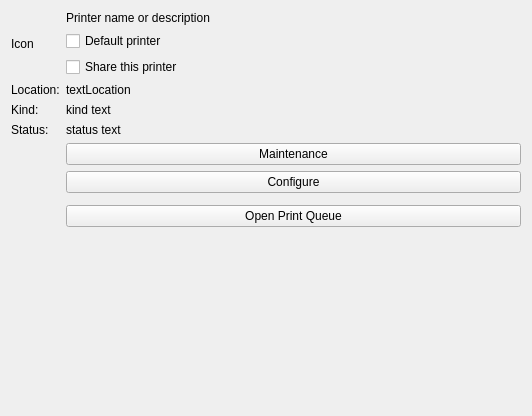
Old version of the form printer-manager-kcm/PrinterDescription.ui in the repository KDE/print-manager.
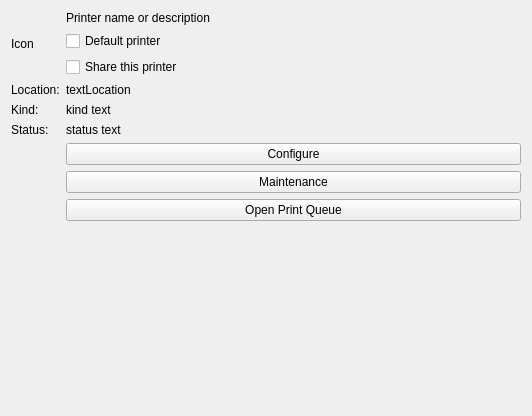
New version of the form. Custom widgets are drawn as their Qt base class.

```diff
--- a/printer-manager-kcm/PrinterDescription.ui
+++ b/printer-manager-kcm/PrinterDescription.ui
@@ -138,19 +138,13 @@
      <item row="4" column="1">
       <layout class="QGridLayout" name="gridLayout_3">
        <item row="1" column="0">
-        <widget class="QPushButton" name="configurePB">
-         <property name="sizePolicy">
-          <sizepolicy hsizetype="Minimum" vsizetype="Fixed">
-           <horstretch>0</horstretch>
-           <verstretch>0</verstretch>
-          </sizepolicy>
-         </property>
+        <widget class="KPushButton" name="maintenancePB">
          <property name="text">
-          <string>Configure</string>
+          <string comment="@action:button">Maintenance</string>
          </property>
         </widget>
        </item>
-       <item row="3" column="0">
+       <item row="2" column="0">
         <widget class="QPushButton" name="openQueuePB">
          <property name="sizePolicy">
           <sizepolicy hsizetype="Minimum" vsizetype="Fixed">
@@ -164,15 +158,9 @@
         </widget>
        </item>
        <item row="0" column="0">
-        <widget class="KPushButton" name="maintenancePB">
-         <property name="sizePolicy">
-          <sizepolicy hsizetype="Minimum" vsizetype="Fixed">
-           <horstretch>0</horstretch>
-           <verstretch>0</verstretch>
-          </sizepolicy>
-         </property>
+        <widget class="KPushButton" name="configurePB">
          <property name="text">
-          <string comment="@action:button">Maintenance</string>
+          <string>Configure</string>
          </property>
         </widget>
        </item>
```
